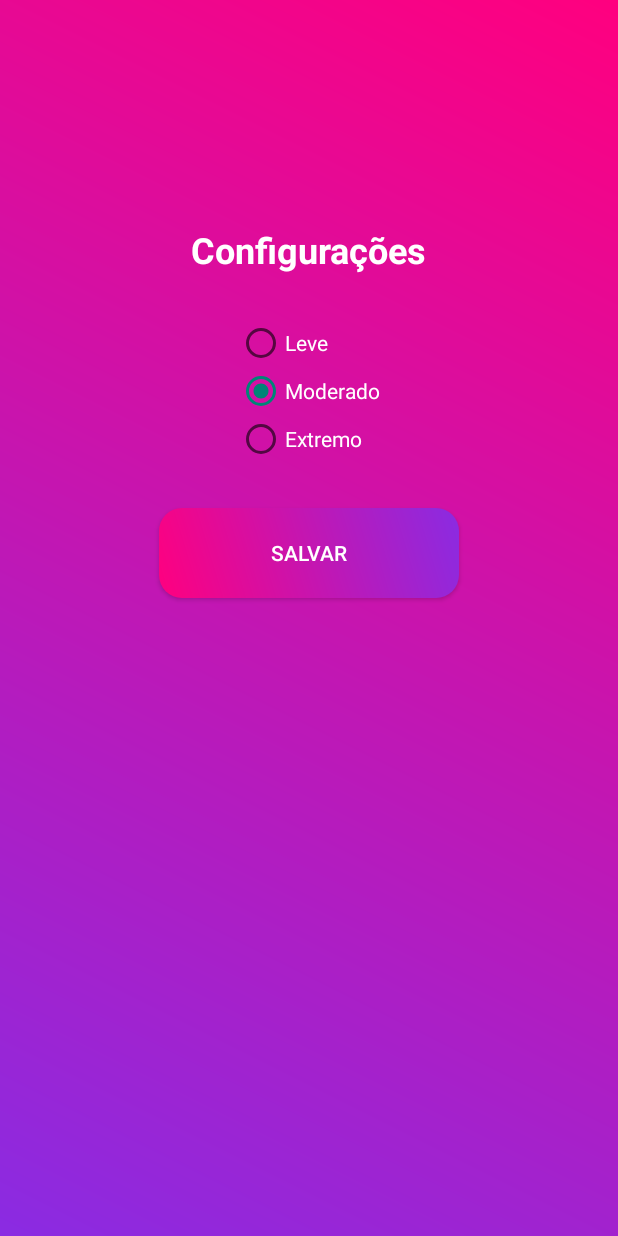
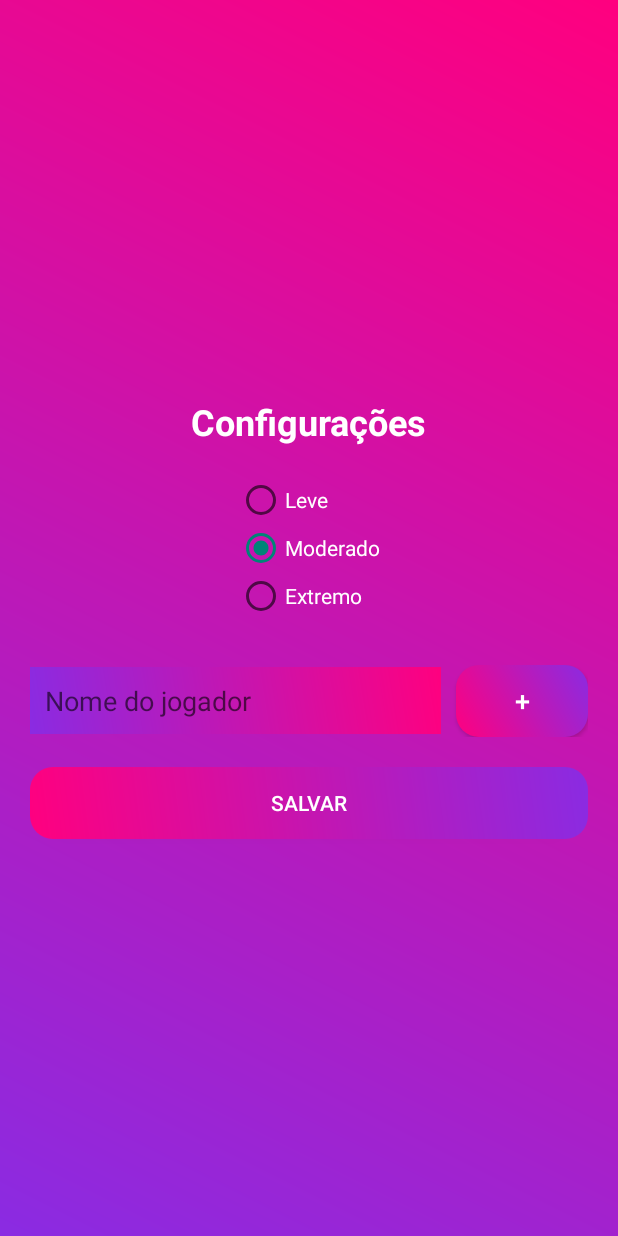
Before and after one commit to beremoth/VerdadeOuDesafio, an Android app built with Jetpack Compose: the SettingsActivity screen opened directly, with no data from a screen before it, after a tap on "SALVAR", on a phone screen of 412 x 824 dp. Run offline under Robolectric (Android 15) with nearby library versions, the phone set to English and light mode, and no system bars.

Commit message:
atualização para colocar lista de players, as configurações fecham após clicar em salvar

```diff
--- a/app/src/main/java/com/example/verdadeoudesafio/SettingsActivity.kt
+++ b/app/src/main/java/com/example/verdadeoudesafio/SettingsActivity.kt
@@ -2,55 +2,141 @@ package com.example.verdadeoudesafio
 
 import android.content.Context
 import android.content.Intent
+import android.content.SharedPreferences
 import android.os.Bundle
-import android.widget.Button
-import android.widget.RadioButton
-import android.widget.RadioGroup
-import android.widget.Toast
+import android.util.Log
+import android.view.View
+import android.widget.*
 import androidx.appcompat.app.AppCompatActivity
 import androidx.core.content.edit
-import android.content.SharedPreferences
-import android.util.Log
-
 
 class SettingsActivity : AppCompatActivity() {
+    private lateinit var sharedPreferences: SharedPreferences
+    private lateinit var saveButton: Button
+    private lateinit var playersContainer: LinearLayout
+    private lateinit var addPlayerButton: Button
+    private lateinit var playerNameInput: EditText
+    private val playerFields = mutableListOf<EditText>()
 
     override fun onCreate(savedInstanceState: Bundle?) {
         super.onCreate(savedInstanceState)
         setContentView(R.layout.activity_settings)
 
-        // Vincula os componentes da interface
+        sharedPreferences = getSharedPreferences("AppPrefs", Context.MODE_PRIVATE)
+
         val easyLevel = findViewById<RadioButton>(R.id.easyLevel)
         val mediumLevel = findViewById<RadioButton>(R.id.mediumLevel)
         val hardLevel = findViewById<RadioButton>(R.id.hardLevel)
-        val saveButton = findViewById<Button>(R.id.saveButton)
+        playersContainer = findViewById(R.id.playersContainer)
+        addPlayerButton = findViewById(R.id.addPlayerButton)
+        playerNameInput = findViewById(R.id.playerNameInput)
+        saveButton = findViewById(R.id.saveButton)
 
-        // Carrega o nível salvo anteriormente
-        val sharedPreferences = getSharedPreferences("AppPrefs", MODE_PRIVATE)
-        val savedLevel = sharedPreferences.getInt("selected_level", 2) // Padrão: Moderado (2)
+        // Carrega o nível salvo
+        val savedLevel = sharedPreferences.getInt("selected_level", 2)
         when (savedLevel) {
             1 -> easyLevel.isChecked = true
             2 -> mediumLevel.isChecked = true
             3 -> hardLevel.isChecked = true
         }
 
-        // Configura o listener do botão Salvar
+        // Carrega os jogadores salvos
+        loadPlayers()
+
+        // Adiciona um novo campo de jogador ao clicar no botão "+"
+        addPlayerButton.setOnClickListener {
+            val playerName = playerNameInput.text.toString().trim()
+            if (playerName.isNotEmpty()) {
+                addPlayerField(playerName)
+                playerNameInput.text.clear()
+            } else {
+                Toast.makeText(this, "Digite um nome antes de adicionar!", Toast.LENGTH_SHORT).show()
+            }
+        }
+
+        // Salva as configurações ao clicar no botão "Salvar"
         saveButton.setOnClickListener {
-            val selectedLevel = when {
-                easyLevel.isChecked -> 1
-                mediumLevel.isChecked -> 2
-                hardLevel.isChecked -> 3
-                else -> 2 // Padrão: Moderado
+            saveSettings()
+        }
+    }
+
+    private fun loadPlayers() {
+        val savedPlayers = sharedPreferences.getStringSet("players_list", emptySet()) ?: emptySet()
+        if (savedPlayers.isNotEmpty()) {
+            savedPlayers.forEach { addPlayerField(it) }
+        }
+    }
+
+    private fun addPlayerField(playerName: String) {
+        val container = LinearLayout(this).apply {
+            layoutParams = LinearLayout.LayoutParams(
+                LinearLayout.LayoutParams.MATCH_PARENT,
+                LinearLayout.LayoutParams.WRAP_CONTENT
+            ).apply {
+                setMargins(0, 10, 0, 10)
             }
+            orientation = LinearLayout.HORIZONTAL
+        }
 
-            // Salva o nível selecionado no SharedPreferences
-            sharedPreferences.edit().putInt("selected_level", selectedLevel).apply()
-            Log.d("SettingsActivity", "Nível salvo: $selectedLevel")
+        val newPlayerInput = EditText(this).apply {
+            layoutParams = LinearLayout.LayoutParams(0, LinearLayout.LayoutParams.WRAP_CONTENT, 1f)
+            hint = "Nome do jogador"
+            setPadding(12, 12, 12, 12)
+            setBackgroundResource(R.drawable.background_gradient)
+            setTextColor(resources.getColor(R.color.white, theme))
+            setHintTextColor(resources.getColor(R.color.white, theme))
+            setText(playerName)
+        }
 
+        val removeButton = Button(this).apply {
+            layoutParams = LinearLayout.LayoutParams(
+                LinearLayout.LayoutParams.WRAP_CONTENT,
+                LinearLayout.LayoutParams.WRAP_CONTENT
+            ).apply {
+                setMargins(10, 0, 0, 0)
+            }
+            text = "-"
+            textSize = 18f
+            setBackgroundColor(resources.getColor(R.color.purple_500, theme))
+            setTextColor(resources.getColor(R.color.white, theme))
+            setOnClickListener {
+                playersContainer.removeView(container)
+                playerFields.remove(newPlayerInput)
+            }
+        }
 
-            // Exibe uma mensagem de confirmação
-            Toast.makeText(this, "Nível salvo com sucesso!", Toast.LENGTH_SHORT).show()
+        container.addView(newPlayerInput)
+        container.addView(removeButton)
+
+        playerFields.add(newPlayerInput)
+        playersContainer.addView(container)
+    }
+
+    private fun saveSettings() {
+        val selectedLevel = when {
+            findViewById<RadioButton>(R.id.easyLevel).isChecked -> 1
+            findViewById<RadioButton>(R.id.mediumLevel).isChecked -> 2
+            findViewById<RadioButton>(R.id.hardLevel).isChecked -> 3
+            else -> 2
         }
+
+        val playerNames = playerFields.mapNotNull { it.text.toString().trim() }.filter { it.isNotEmpty() }
+
+        if (playerNames.isEmpty()) {
+            Toast.makeText(this, "Adicione pelo menos um jogador!", Toast.LENGTH_SHORT).show()
+            return
+        }
+
+        sharedPreferences.edit {
+            putInt("selected_level", selectedLevel)
+            putStringSet("players_list", playerNames.toSet())
+        }
+
+        Log.d("SettingsActivity", "Nível salvo: $selectedLevel")
+        Log.d("SettingsActivity", "Jogadores salvos: $playerNames")
+
+        Toast.makeText(this, "Configurações salvas!", Toast.LENGTH_SHORT).show()
+        finish()
     }
 
     companion object {
@@ -58,5 +144,4 @@ class SettingsActivity : AppCompatActivity() {
             return Intent(context, SettingsActivity::class.java)
         }
     }
-
 }
--- a/app/src/main/res/drawable/timer_background.xml
+++ b/app/src/main/res/drawable/timer_background.xml
@@ -4,9 +4,9 @@
     <!-- Estado crítico (quando o tempo estiver acabando) -->
     <item android:state_activated="true">
         <shape android:shape="rectangle">
-            <solid android:color="#FF007F" /> <!-- Rosa forte para urgência -->
+            <solid android:color="@color/black" /> <!-- Rosa forte para urgência -->
             <corners android:radius="15dp" />
-            <stroke android:width="3dp" android:color="#FF0000" /> <!-- Borda vermelha de alerta -->
+            <stroke android:width="3dp" android:color="@color/fire_red" /> <!-- Borda vermelha de alerta -->
         </shape>
     </item>
 
@@ -15,7 +15,7 @@
         <shape android:shape="rectangle">
             <solid android:color="#80000000" /> <!-- Fundo preto semi-transparente -->
             <corners android:radius="20dp" /> <!-- Borda arredondada -->
-            <stroke android:width="2dp" android:color="#FF0000" /> <!-- Borda vermelha -->
+            <stroke android:width="2dp" android:color="@color/fire_red" /> <!-- Borda vermelha -->
             <padding android:bottom="5dp" android:left="10dp" android:right="10dp" android:top="5dp" />
         </shape>
     </item>
--- a/app/src/main/res/layout/activity_settings.xml
+++ b/app/src/main/res/layout/activity_settings.xml
@@ -1,59 +1,95 @@
-<!-- Tela de Configurações -->
-<RelativeLayout xmlns:android="http://schemas.android.com/apk/res/android"
+<LinearLayout xmlns:android="http://schemas.android.com/apk/res/android"
     android:layout_width="match_parent"
     android:layout_height="match_parent"
-    android:background="@drawable/background_gradient"
-    >
+    android:orientation="vertical"
+    android:padding="20dp"
+    android:gravity="center"
+    android:background="@drawable/background_gradient">
 
+    <!-- Título -->
     <TextView
-        android:id="@+id/titleText"
         android:layout_width="wrap_content"
         android:layout_height="wrap_content"
-        android:layout_centerHorizontal="true"
-        android:layout_marginTop="150dp"
         android:text="Configurações"
         android:textSize="24sp"
         android:textStyle="bold"
-        android:textColor="@color/white" />
+        android:textColor="@color/white"
+        android:layout_marginBottom="20dp" />
 
+    <!-- Níveis de dificuldade -->
     <RadioGroup
         android:id="@+id/levelRadioGroup"
         android:layout_width="wrap_content"
         android:layout_height="wrap_content"
-        android:layout_centerHorizontal="true"
-        android:layout_below="@id/titleText"
-        android:layout_marginTop="30dp">
+        android:orientation="vertical"
+        android:layout_marginBottom="20dp">
 
         <RadioButton
             android:id="@+id/easyLevel"
             android:layout_width="wrap_content"
             android:layout_height="wrap_content"
             android:text="Leve"
-            android:textColor="@color/white" />
+            android:textColor="@color/white"/>
 
         <RadioButton
             android:id="@+id/mediumLevel"
             android:layout_width="wrap_content"
             android:layout_height="wrap_content"
             android:text="Moderado"
-            android:textColor="@color/white" />
+            android:textColor="@color/white"/>
 
         <RadioButton
             android:id="@+id/hardLevel"
             android:layout_width="wrap_content"
             android:layout_height="wrap_content"
             android:text="Extremo"
-            android:textColor="@color/white" />
+            android:textColor="@color/white"/>
     </RadioGroup>
 
+    <!-- Lista de jogadores -->
+    <LinearLayout
+        android:id="@+id/playersContainer"
+        android:layout_width="match_parent"
+        android:layout_height="wrap_content"
+        android:orientation="vertical"/>
+
+    <!-- Campo para adicionar novo jogador -->
+    <LinearLayout
+        android:id="@+id/add_player_layout"
+        android:layout_width="match_parent"
+        android:layout_height="wrap_content"
+        android:orientation="horizontal"
+        android:layout_marginTop="10dp"
+        android:gravity="center_vertical">
+
+        <EditText
+            android:id="@+id/playerNameInput"
+            android:layout_width="0dp"
+            android:layout_weight="1"
+            android:layout_height="wrap_content"
+            android:hint="Nome do jogador"
+            android:background="@drawable/background_gradient"
+            android:textColor="@color/white"
+            android:padding="10dp"/>
+
+        <Button
+            android:id="@+id/addPlayerButton"
+            android:layout_width="wrap_content"
+            android:layout_height="wrap_content"
+            android:text="+"
+            android:textSize="18sp"
+            android:background="@drawable/button_gradient"
+            android:textColor="@color/white"
+            android:layout_marginStart="10dp"/>
+    </LinearLayout>
+
+    <!-- Botão de salvar -->
     <Button
         android:id="@+id/saveButton"
-        android:layout_width="200dp"
-        android:layout_height="60dp"
-        android:layout_centerHorizontal="true"
-        android:layout_below="@id/levelRadioGroup"
-        android:layout_marginTop="30dp"
-        android:text="Salvar"
-        android:textColor="@color/white"
-        android:background="@drawable/button_gradient" />
-</RelativeLayout>
+        android:layout_width="match_parent"
+        android:layout_height="wrap_content"
+        android:layout_marginTop="20dp"
+        android:text="SALVAR"
+        android:background="@drawable/button_gradient"
+        android:textColor="@color/white"/>
+</LinearLayout>
```
Also changed, not shown: app/src/main/java/com/example/verdadeoudesafio/MainActivity.kt (+60 -26 lines), app/src/main/res/layout/activity_main.xml (+13 -3 lines).
